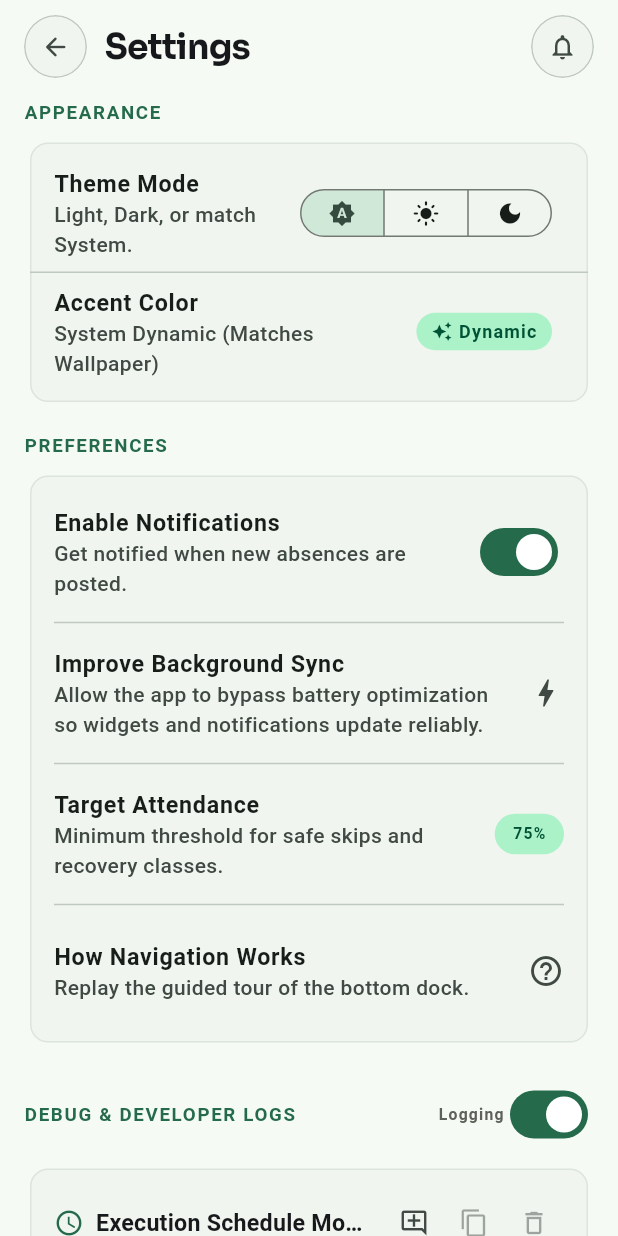
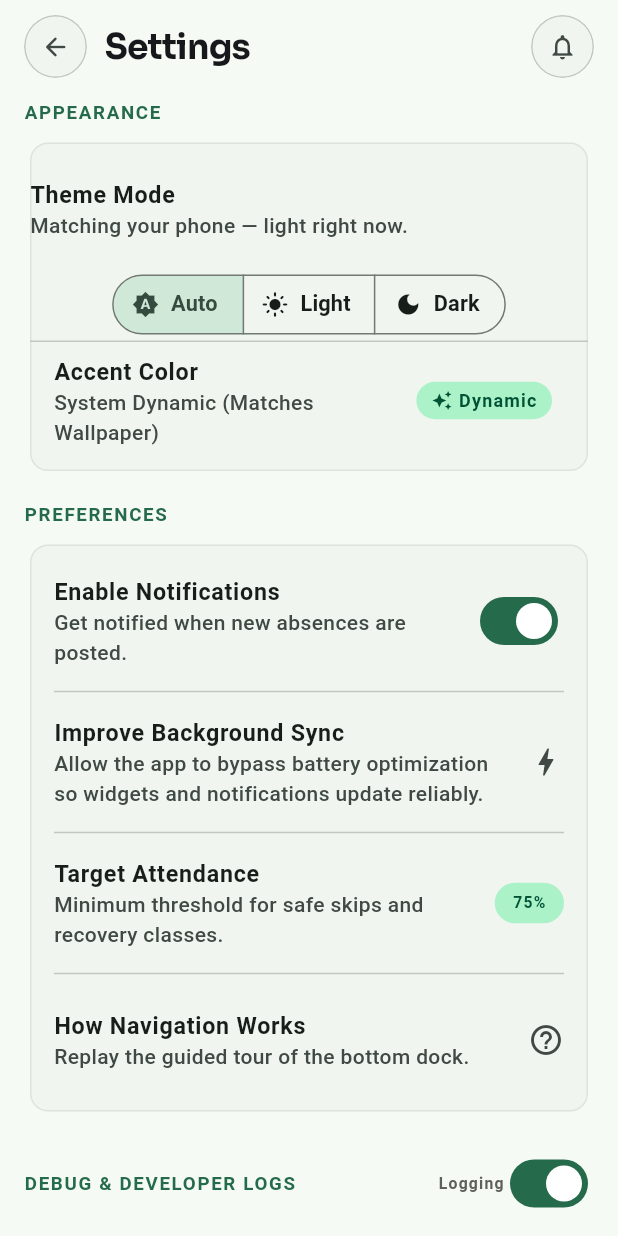
Before and after one commit to pewpewpaws/Sterlin, a Flutter app: the SettingsScreen screen opened directly, on a phone screen of 412 x 824 dp. Run offline on Flutter 3.47's test engine with Material 3 defaults, Android fonts, the phone set to English and light mode, and no system bars; drawn by our look-alikes of dynamic_color; our stand-ins replace flutter_local_notifications, flutter_secure_storage, shared_preferences; missing offline and left inert: home_widget, workmanager; accounts and stored records are empty.

Commit message:
fix(settings): make theme mode switching legible when system is dark
Dark-on-system-dark looked like a no-op: icon-only segments gave no
feedback and the subtitle never reflected the active mode. Labels were
added to Auto/Light/Dark, the subtitle now shows the effective mode,
and a regression test covers mode switching under a dark system.

```diff
--- a/lib/screens/settings_screen.dart
+++ b/lib/screens/settings_screen.dart
@@ -210,43 +210,45 @@ class _SettingsScreenState extends State<SettingsScreen> {
                       child: Column(
                         children: [
                           ListTile(
+                            contentPadding: EdgeInsets.zero,
                             title: const Text(
                               'Theme Mode',
                               style: TextStyle(fontWeight: FontWeight.bold),
                             ),
-                            subtitle: const Text(
-                              'Light, Dark, or match System.',
+                            subtitle: Text(
+                              switch (ThemeService().themeMode) {
+                                ThemeMode.light => 'Always light.',
+                                ThemeMode.dark => 'Always dark.',
+                                ThemeMode.system =>
+                                  'Matching your phone — ${theme.brightness == Brightness.dark ? 'dark' : 'light'} right now.',
+                              },
                             ),
-                            trailing: SegmentedButton<ThemeMode>(
+                          ),
+                          const SizedBox(height: 4),
+                          SegmentedButton<ThemeMode>(
                             segments: const [
                               ButtonSegment(
                                 value: ThemeMode.system,
-                                  icon: Icon(Icons.brightness_auto),
+                                icon: Icon(Icons.brightness_auto, size: 18),
+                                label: Text('Auto'),
                               ),
                               ButtonSegment(
                                 value: ThemeMode.light,
-                                  icon: Icon(Icons.light_mode),
+                                icon: Icon(Icons.light_mode, size: 18),
+                                label: Text('Light'),
                               ),
                               ButtonSegment(
                                 value: ThemeMode.dark,
-                                  icon: Icon(Icons.dark_mode),
+                                icon: Icon(Icons.dark_mode, size: 18),
+                                label: Text('Dark'),
                               ),
                             ],
                             selected: {ThemeService().themeMode},
                             onSelectionChanged: (set) {
-                                ThemeService().setThemeMode(
-                                  set.first,
-                                  theme.brightness,
-                                );
+                              ThemeService().setThemeMode(set.first);
                             },
                             showSelectedIcon: false,
-                              style: SegmentedButton.styleFrom(
-                                visualDensity: VisualDensity.compact,
-                                padding: const EdgeInsets.symmetric(
-                                  horizontal: 12,
-                                ),
-                              ),
-                            ),
+                            style: SegmentedButton.styleFrom(),
                           ),
                           const Divider(height: 1),
                           ListTile(
```
Also changed, not shown: 1 other file. Lines whose indentation alone changed are shown as unchanged.
